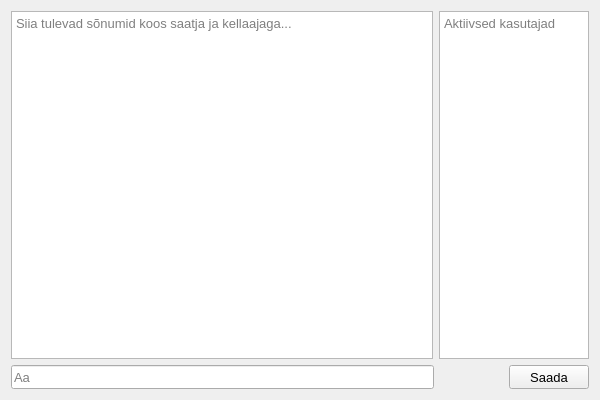
The window that FormLogin/FormMessenger.ui (sitisl/Mola_rakendus) describes before a commit, drawn with Qt 5.
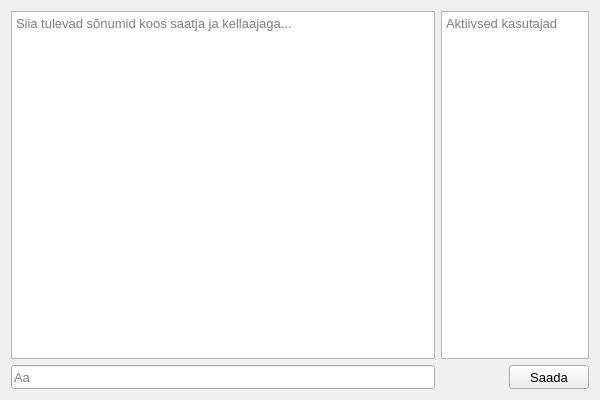
The same window after the commit. Icons and pictures are not drawn.

```diff
--- a/FormLogin/FormMessenger.ui
+++ b/FormLogin/FormMessenger.ui
@@ -34,6 +34,24 @@
      <layout class="QHBoxLayout" name="horizontalLayout">
       <item>
        <widget class="QTextEdit" name="textEdit">
+        <property name="sizePolicy">
+         <sizepolicy hsizetype="Expanding" vsizetype="Expanding">
+          <horstretch>0</horstretch>
+          <verstretch>0</verstretch>
+         </sizepolicy>
+        </property>
+        <property name="minimumSize">
+         <size>
+          <width>424</width>
+          <height>0</height>
+         </size>
+        </property>
+        <property name="maximumSize">
+         <size>
+          <width>16777215</width>
+          <height>16777215</height>
+         </size>
+        </property>
         <property name="font">
          <font>
           <pointsize>10</pointsize>
@@ -94,11 +112,17 @@
       <item>
        <widget class="QLineEdit" name="lineEditMessage">
         <property name="sizePolicy">
-         <sizepolicy hsizetype="Expanding" vsizetype="Minimum">
+         <sizepolicy hsizetype="Minimum" vsizetype="Minimum">
           <horstretch>0</horstretch>
           <verstretch>0</verstretch>
          </sizepolicy>
         </property>
+        <property name="minimumSize">
+         <size>
+          <width>424</width>
+          <height>0</height>
+         </size>
+        </property>
         <property name="maximumSize">
          <size>
           <width>16777215</width>
```
Left out of the diff: 6 changed lines with no effect on the pictures.
